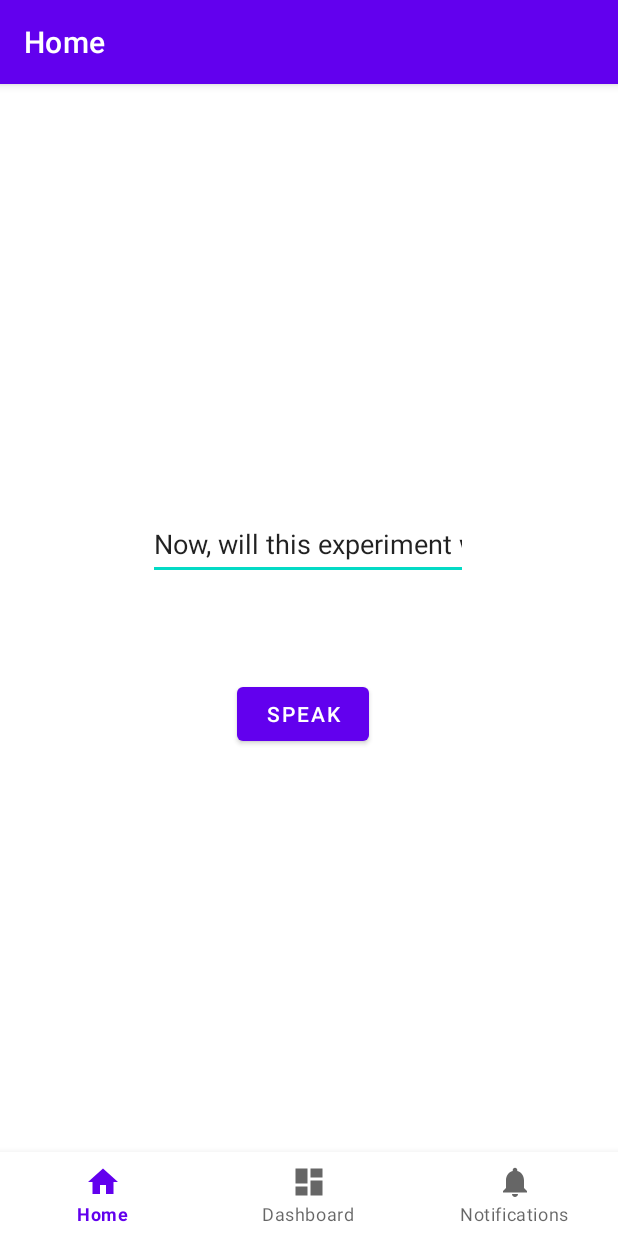
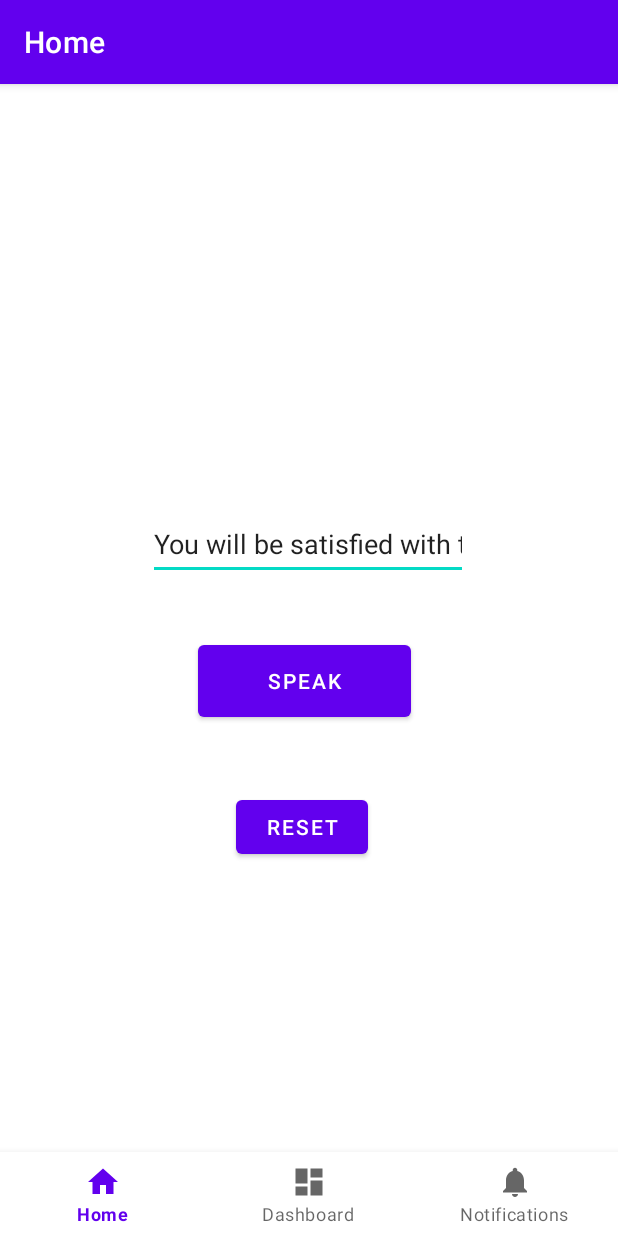
Before and after one commit to 12DerekH/CustomTTS, an Android app: the screen it shows after launch (MainActivity), on a phone screen of 412 x 824 dp. Run offline under Robolectric (Android 15) with nearby library versions, the phone set to English and light mode, and no system bars; our stand-ins replace navigation-ui.

Commit message:
Changed voice settings, added reset button

```diff
--- a/CustomTTS/app/src/main/java/com/example/customtts/ui/home/HomeFragment.java
+++ b/CustomTTS/app/src/main/java/com/example/customtts/ui/home/HomeFragment.java
@@ -27,6 +27,7 @@ public class HomeFragment extends Fragment {
     TextToSpeech t2;
     //final MediaPlayer mp = MediaPlayer.create(this, R.raw.voice_gaster_1_new);;
     SoundPool pl = new SoundPool(5, AudioManager.STREAM_MUSIC, 0);
+    int streamID;
 
     public View onCreateView(@NonNull LayoutInflater inflater,
                              ViewGroup container, Bundle savedInstanceState) {
@@ -36,55 +37,44 @@ public class HomeFragment extends Fragment {
         binding = FragmentHomeBinding.inflate(inflater, container, false);
         View root = binding.getRoot();
 
-        EditText ed1 =(EditText)root.findViewById(R.id.enterText);
-        Button b1 = (Button)root.findViewById(R.id.enterButton);
+        EditText ed1 = root.findViewById(R.id.enterText);
+        Button b1 = root.findViewById(R.id.enterButton);
+        Button b2 = root.findViewById(R.id.resetButton);
 
-        t1 = new TextToSpeech(root.getContext(), new TextToSpeech.OnInitListener() {
-            @Override
-            public void onInit(int status) {
+        t1 = new TextToSpeech(root.getContext(), status -> {
             if(status != TextToSpeech.ERROR) {
                 t1.addSpeech("dolor", "raw/voice_gaster_1.wav");
                 t1.setLanguage(Locale.UK);
             }
+        });
+
+        t2 = new TextToSpeech(root.getContext(), status -> {
+            if(status != TextToSpeech.ERROR) {
+                t2.setLanguage(Locale.UK);
+                //t2.setSpeechRate((float) 0.8);
+                t2.setPitch(0.5f);
             }
         });
 
-        t2 = new TextToSpeech(root.getContext(), new TextToSpeech.OnInitListener() {
-            @Override
-            public void onInit(int status) {
-                if(status != TextToSpeech.ERROR) {
-                    t2.setLanguage(Locale.UK);
-                    //t2.setSpeechRate((float) 0.8);
-                    t2.setPitch(0.1f);
-                }
-            }
+        pl.setOnLoadCompleteListener((soundPool, sampleId, status) -> {
+            // The onLoadComplet method is called when a sound has completed loading.
+            streamID = soundPool.play(sampleId, 0.1f, 0.1f, 0, 0, 1f);
         });
 
-        pl.setOnLoadCompleteListener(new SoundPool.OnLoadCompleteListener() {
-            @Override
-            public void onLoadComplete(SoundPool soundPool, int sampleId, int status) {
-                // The onLoadComplet method is called when a sound has completed loading.
-                soundPool.play(sampleId, 1f, 1f, 0, 0, 1f);
-            }
-        });
-
-        b1.setOnClickListener(new View.OnClickListener() {
-            @Override
-            public void onClick(View v) {
+        b1.setOnClickListener(v -> {
             String toSpeak = ed1.getText().toString();
 
-                //Toast.makeText(root.getContext(), toSpeak,Toast.LENGTH_SHORT).show();
-
-                //t1.speak(toSpeak, TextToSpeech.QUEUE_FLUSH, null);
             playTTS(root, toSpeak);
             try {
                 playBeeps(root);
             } catch (InterruptedException e) {
                 e.printStackTrace();
             }
-                //t2.speak(toSpeak, TextToSpeech.QUEUE_ADD, null);
 
-            }
+        });
+
+        b2.setOnClickListener(v -> {
+            ed1.setText("");
         });
 
         return root;
@@ -99,7 +89,7 @@ public class HomeFragment extends Fragment {
 
         Runnable runnable = new Runnable() {
             public void run() {
-                pl.setVolume(root.getContext(),0.5f,0.5f)
+                pl.setVolume(streamID,0.3f,0.3f);
                 while (t2.isSpeaking()) {
                     int randInt = (int) (Math.random() * (7 - 1 + 1) + 1);
                     switch (randInt) {
@@ -126,8 +116,6 @@ public class HomeFragment extends Fragment {
                             break;
                     }
                     pl.load(root.getContext(),R.raw.three_quater_seconds_of_silence,1);
-                    pl.load(root.getContext(),R.raw.three_quater_seconds_of_silence,1);
-
 
                     if(!t2.isSpeaking()){
                         break;
--- a/CustomTTS/app/src/main/res/layout/fragment_home.xml
+++ b/CustomTTS/app/src/main/res/layout/fragment_home.xml
@@ -17,22 +17,32 @@
         android:ems="10"
         android:inputType="textPersonName"
         android:minHeight="48dp"
-        android:text="Now, will this experiment work"
+        android:text="@string/default_speech"
         app:layout_constraintBottom_toBottomOf="parent"
         app:layout_constraintEnd_toEndOf="parent"
         app:layout_constraintHorizontal_bias="0.497"
         app:layout_constraintStart_toStartOf="parent"
         app:layout_constraintTop_toTopOf="parent"
         app:layout_constraintVertical_bias="0.341"
-        tools:text="Lorem ipsum dolor sit amet, consectetur adipiscing elit." />
+        android:autofillHints="" />
 
     <Button
         android:id="@+id/enterButton"
+        android:layout_width="142dp"
+        android:layout_height="60dp"
+        android:layout_marginStart="132dp"
+        android:layout_marginTop="312dp"
+        android:text="@string/speak_button"
+        app:layout_constraintStart_toStartOf="parent"
+        app:layout_constraintTop_toTopOf="parent" />
+
+    <Button
+        android:id="@+id/resetButton"
         android:layout_width="wrap_content"
         android:layout_height="wrap_content"
-        android:layout_marginStart="158dp"
-        android:layout_marginTop="340dp"
-        android:text="Speak"
+        android:layout_marginStart="157dp"
+        android:layout_marginTop="43dp"
+        android:text="@string/reset_button"
         app:layout_constraintStart_toStartOf="parent"
-        app:layout_constraintTop_toTopOf="parent" />
+        app:layout_constraintTop_toBottomOf="@+id/enterButton" />
 </androidx.constraintlayout.widget.ConstraintLayout>
--- a/CustomTTS/app/src/main/res/values/strings.xml
+++ b/CustomTTS/app/src/main/res/values/strings.xml
@@ -3,4 +3,7 @@
     <string name="title_home">Home</string>
     <string name="title_dashboard">Dashboard</string>
     <string name="title_notifications">Notifications</string>
+    <string name="speak_button">Speak</string>
+    <string name="default_speech">You will be satisfied with the results</string>
+    <string name="reset_button">Reset</string>
 </resources>
--- a/CustomTTS/build.gradle
+++ b/CustomTTS/build.gradle
@@ -1,5 +1,5 @@
 // Top-level build file where you can add configuration options common to all sub-projects/modules.
 plugins {
-    id 'com.android.application' version '7.3.1' apply false
-    id 'com.android.library' version '7.3.1' apply false
+    id 'com.android.application' version '7.4.0' apply false
+    id 'com.android.library' version '7.4.0' apply false
 }
```
Also changed, not shown: CustomTTS/gradle/wrapper/gradle-wrapper.properties. Lines whose indentation alone changed are shown as unchanged.
